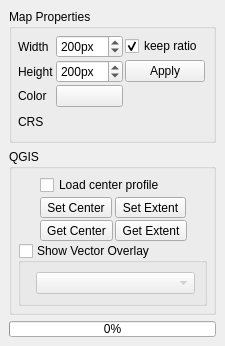
This is timeseriesviewer/ui/renderingdock.ui in jakimowb/eo-time-series-viewer as Qt 5 draws it before an edit. The edited form follows.
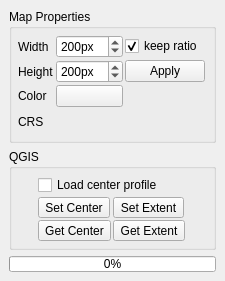
This is the edited form. Custom widgets are drawn as their Qt base class.

The edit to the form file:
```diff
--- a/timeseriesviewer/ui/renderingdock.ui
+++ b/timeseriesviewer/ui/renderingdock.ui
@@ -7,7 +7,7 @@
     <x>0</x>
     <y>0</y>
     <width>220</width>
-    <height>336</height>
+    <height>281</height>
    </rect>
   </property>
   <property name="windowTitle">
@@ -259,7 +259,7 @@
       <property name="flat">
        <bool>false</bool>
       </property>
-      <layout class="QGridLayout" name="gridLayout_2" rowstretch="1,0,0,0,0">
+      <layout class="QGridLayout" name="gridLayout_2" rowstretch="1,0,0,0">
        <property name="sizeConstraint">
         <enum>QLayout::SetMinimumSize</enum>
        </property>
@@ -279,6 +279,39 @@
          </property>
         </widget>
        </item>
+       <item row="1" column="2">
+        <widget class="QToolButton" name="btnSetQGISExtent">
+         <property name="toolTip">
+          <string>Try to set the QGIS map extent to the same spatial extent</string>
+         </property>
+         <property name="text">
+          <string>Set Extent</string>
+         </property>
+        </widget>
+       </item>
+       <item row="3" column="0">
+        <spacer name="verticalSpacer_2">
+         <property name="orientation">
+          <enum>Qt::Vertical</enum>
+         </property>
+         <property name="sizeHint" stdset="0">
+          <size>
+           <width>20</width>
+           <height>0</height>
+          </size>
+         </property>
+        </spacer>
+       </item>
+       <item row="0" column="1" colspan="2">
+        <widget class="QCheckBox" name="cbLoadCenterPixelProfile">
+         <property name="toolTip">
+          <string>Loads the temporal profile of the map center pixel</string>
+         </property>
+         <property name="text">
+          <string>Load center profile</string>
+         </property>
+        </widget>
+       </item>
        <item row="1" column="3">
         <spacer name="horizontalSpacer">
          <property name="orientation">
@@ -292,6 +325,16 @@
          </property>
         </spacer>
        </item>
+       <item row="1" column="1">
+        <widget class="QToolButton" name="btnSetQGISCenter">
+         <property name="toolTip">
+          <string>Set QGIS Map to the same map center</string>
+         </property>
+         <property name="text">
+          <string>Set Center</string>
+         </property>
+        </widget>
+       </item>
        <item row="2" column="2">
         <widget class="QToolButton" name="btnGetQGISExtent">
          <property name="toolTip">
@@ -302,98 +345,6 @@
          </property>
         </widget>
        </item>
-       <item row="1" column="2">
-        <widget class="QToolButton" name="btnSetQGISExtent">
-         <property name="toolTip">
-          <string>Try to set the QGIS map extent to the same spatial extent</string>
-         </property>
-         <property name="text">
-          <string>Set Extent</string>
-         </property>
-        </widget>
-       </item>
-       <item row="1" column="1">
-        <widget class="QToolButton" name="btnSetQGISCenter">
-         <property name="toolTip">
-          <string>Set QGIS Map to the same map center</string>
-         </property>
-         <property name="text">
-          <string>Set Center</string>
-         </property>
-        </widget>
-       </item>
-       <item row="0" column="1" colspan="2">
-        <widget class="QCheckBox" name="cbLoadCenterPixelProfile">
-         <property name="toolTip">
-          <string>Loads the temporal profile of the map center pixel</string>
-         </property>
-         <property name="text">
-          <string>Load center profile</string>
-         </property>
-        </widget>
-       </item>
-       <item row="3" column="0" colspan="4">
-        <widget class="QgsCollapsibleGroupBox" name="gbQgsVectorLayer">
-         <property name="sizePolicy">
-          <sizepolicy hsizetype="Preferred" vsizetype="Minimum">
-           <horstretch>0</horstretch>
-           <verstretch>0</verstretch>
-          </sizepolicy>
-         </property>
-         <property name="title">
-          <string>Show Vector Overlay</string>
-         </property>
-         <property name="checkable">
-          <bool>true</bool>
-         </property>
-         <property name="checked">
-          <bool>false</bool>
-         </property>
-         <property name="collapsed">
-          <bool>false</bool>
-         </property>
-         <property name="saveCheckedState">
-          <bool>true</bool>
-         </property>
-         <layout class="QFormLayout" name="formLayout_5">
-          <property name="fieldGrowthPolicy">
-           <enum>QFormLayout::AllNonFixedFieldsGrow</enum>
-          </property>
-          <item row="0" column="1">
-           <widget class="QgsMapLayerComboBox" name="cbQgsVectorLayer">
-            <property name="enabled">
-             <bool>true</bool>
-            </property>
-            <property name="sizePolicy">
-             <sizepolicy hsizetype="Preferred" vsizetype="Preferred">
-              <horstretch>0</horstretch>
-              <verstretch>0</verstretch>
-             </sizepolicy>
-            </property>
-            <property name="minimumSize">
-             <size>
-              <width>0</width>
-              <height>0</height>
-             </size>
-            </property>
-           </widget>
-          </item>
-         </layout>
-        </widget>
-       </item>
-       <item row="4" column="0">
-        <spacer name="verticalSpacer_2">
-         <property name="orientation">
-          <enum>Qt::Vertical</enum>
-         </property>
-         <property name="sizeHint" stdset="0">
-          <size>
-           <width>20</width>
-           <height>0</height>
-          </size>
-         </property>
-        </spacer>
-       </item>
       </layout>
      </widget>
     </item>
@@ -441,22 +392,11 @@
   </action>
  </widget>
  <customwidgets>
-  <customwidget>
-   <class>QgsCollapsibleGroupBox</class>
-   <extends>QGroupBox</extends>
-   <header>qgscollapsiblegroupbox.h</header>
-   <container>1</container>
-  </customwidget>
   <customwidget>
    <class>QgsColorButton</class>
    <extends>QPushButton</extends>
    <header>qgscolorbutton.h</header>
   </customwidget>
-  <customwidget>
-   <class>QgsMapLayerComboBox</class>
-   <extends>QComboBox</extends>
-   <header>qgsmaplayercombobox.h</header>
-  </customwidget>
   <customwidget>
    <class>QgsProjectionSelectionWidget</class>
    <extends>QWidget</extends>
```
